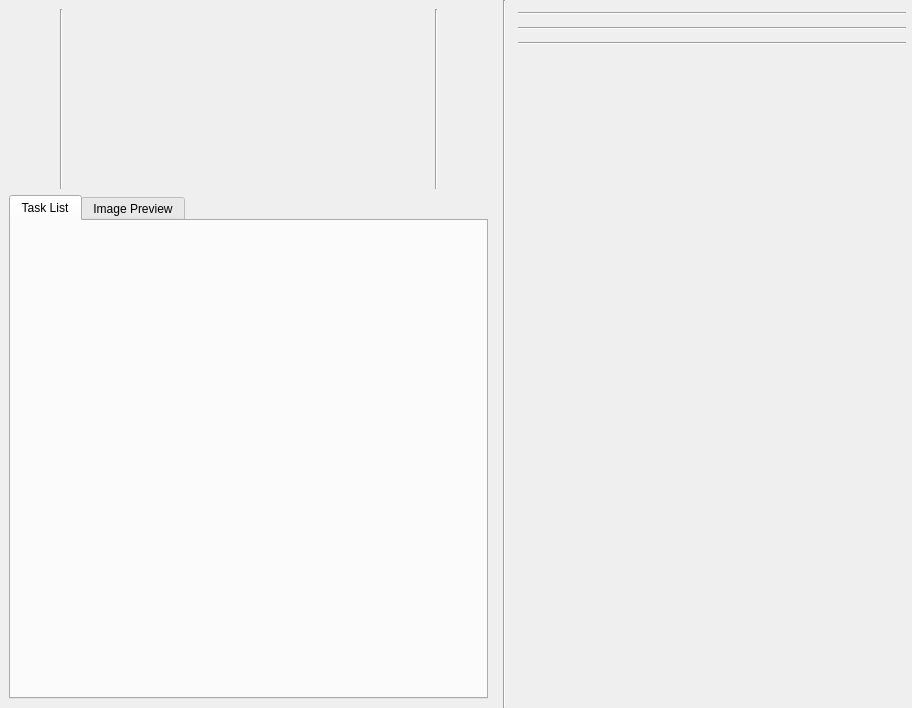
Qt form gui/snowgui/task/taskwindow.ui (AndreasFMueller/AstroPhotography) before a commit.
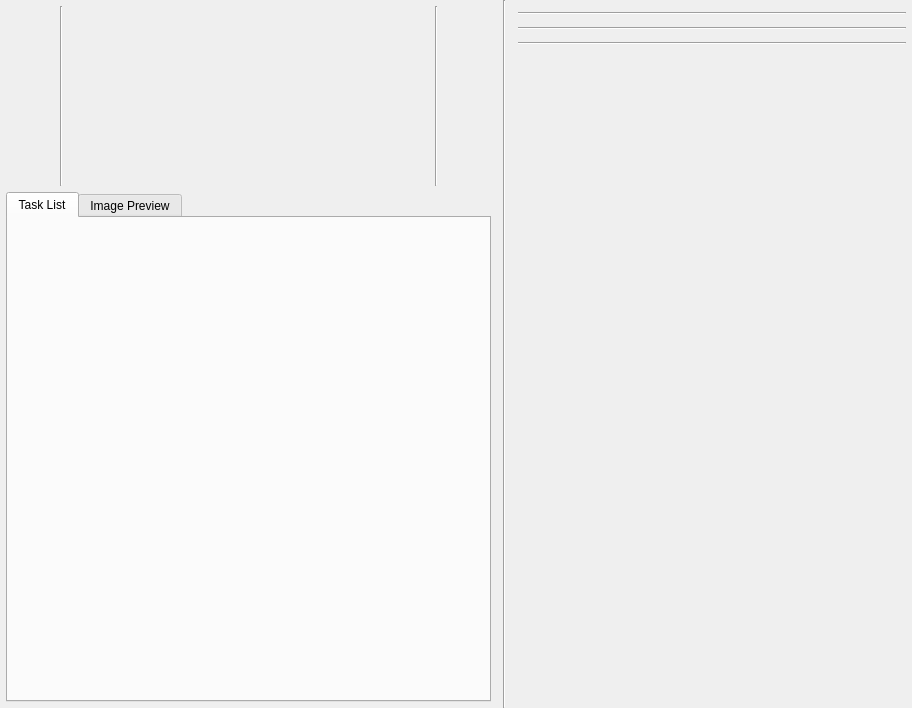
The same form after that commit. Custom widgets are drawn as their Qt base class.

What changed in the file:
```diff
--- a/gui/snowgui/task/taskwindow.ui
+++ b/gui/snowgui/task/taskwindow.ui
@@ -35,6 +35,18 @@
    <item>
     <widget class="QWidget" name="taskcontrolWidget" native="true">
      <layout class="QVBoxLayout" name="verticalLayout_2">
+      <property name="leftMargin">
+       <number>6</number>
+      </property>
+      <property name="topMargin">
+       <number>6</number>
+      </property>
+      <property name="rightMargin">
+       <number>6</number>
+      </property>
+      <property name="bottomMargin">
+       <number>6</number>
+      </property>
       <item>
        <widget class="QWidget" name="taskcontrollerWidget" native="true">
         <property name="minimumSize">
@@ -105,6 +117,18 @@
           <string>Task List</string>
          </attribute>
          <layout class="QHBoxLayout" name="horizontalLayout_4">
+          <property name="leftMargin">
+           <number>6</number>
+          </property>
+          <property name="topMargin">
+           <number>6</number>
+          </property>
+          <property name="rightMargin">
+           <number>6</number>
+          </property>
+          <property name="bottomMargin">
+           <number>6</number>
+          </property>
           <item>
            <widget class="snowgui::taskqueuemanagerwidget" name="taskqueuemanagerWidget" native="true"/>
           </item>
@@ -216,12 +240,9 @@
    <extends>QWidget</extends>
    <header location="global">imagedisplaywidget.h</header>
    <container>1</container>
-  </customwidget>
-  <customwidget>
-   <class>snowgui::ccdcontrollerwidget</class>
-   <extends>QWidget</extends>
-   <header location="global">ccdcontrollerwidget.h</header>
-   <container>1</container>
+   <slots>
+    <slot>rectangleSelected(astro::image::ImageRectangle)</slot>
+   </slots>
   </customwidget>
   <customwidget>
    <class>snowgui::coolercontrollerwidget</class>
@@ -241,6 +262,15 @@
    <header location="global">mountcontrollerwidget.h</header>
    <container>1</container>
   </customwidget>
+  <customwidget>
+   <class>snowgui::ccdcontrollerwidget</class>
+   <extends>QWidget</extends>
+   <header location="global">ccdcontrollerwidget.h</header>
+   <container>1</container>
+   <slots>
+    <signal>imageReceived()</signal>
+   </slots>
+  </customwidget>
   <customwidget>
    <class>snowgui::taskstatuswidget</class>
    <extends>QWidget</extends>
```
Left out of the diff: 12 changed lines with no effect on the pictures.
